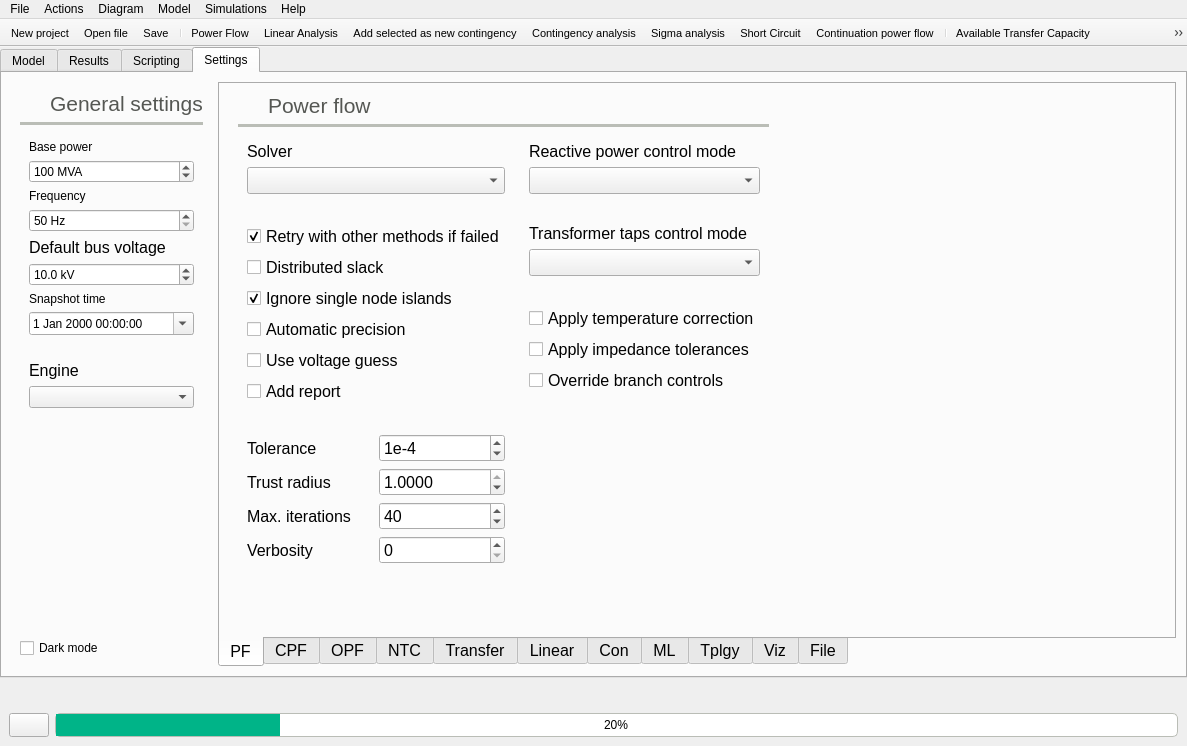
Qt form src/GridCal/Gui/Main/MainWindow.ui (SanPen/GridCal) before a commit.
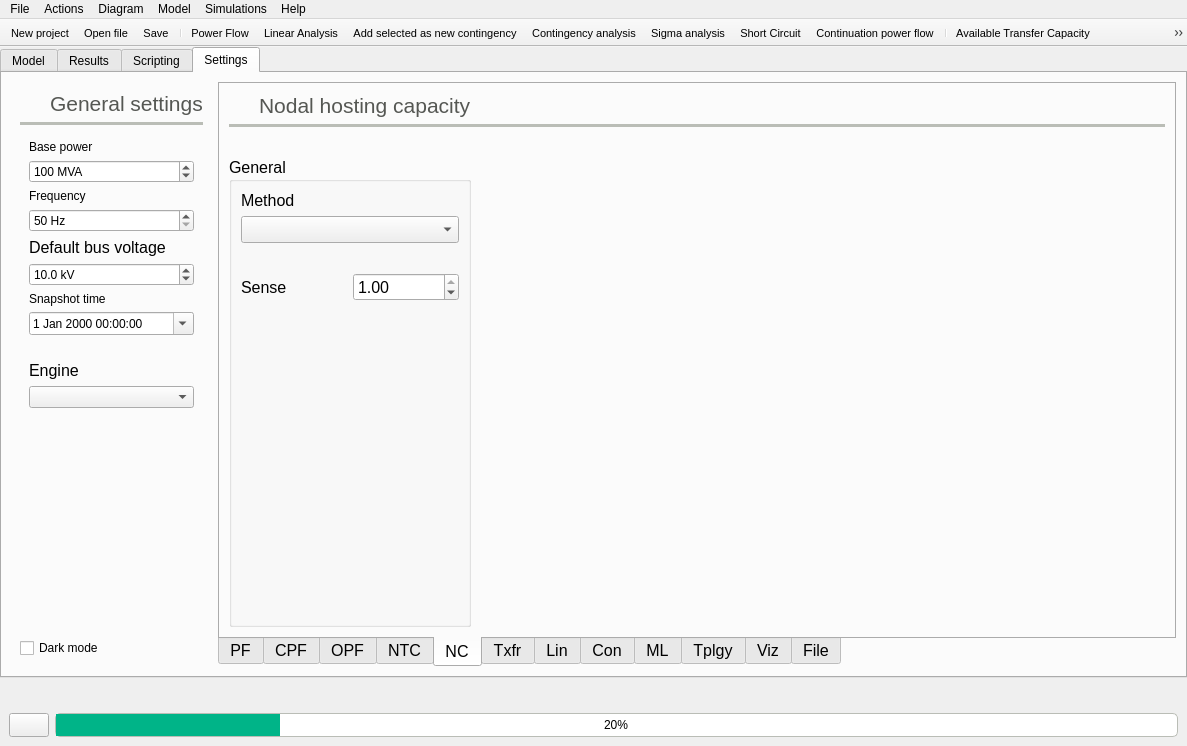
The same form after that commit. The open tabs and pages were chosen to show the change. Icons and pictures are not drawn.

Commit message: Coupled the UI with the nodal capacity calculation

```diff
--- a/src/GridCal/Gui/Main/MainWindow.ui
+++ b/src/GridCal/Gui/Main/MainWindow.ui
@@ -3883,13 +3883,252 @@
             </item>
            </layout>
           </widget>
-          <widget class="QWidget" name="tab">
+          <widget class="QWidget" name="nodal_capacity_tab">
+           <property name="toolTip">
+            <string>Nodal capacity hosting options</string>
+           </property>
+           <attribute name="icon">
+            <iconset resource="icons.qrc">
+             <normaloff>:/Icons/icons/nodal_capacity.svg</normaloff>:/Icons/icons/nodal_capacity.svg</iconset>
+           </attribute>
+           <attribute name="title">
+            <string>NC</string>
+           </attribute>
+           <layout class="QGridLayout" name="gridLayout_16">
+            <item row="0" column="0">
+             <widget class="QLabel" name="label_141">
+              <property name="minimumSize">
+               <size>
+                <width>24</width>
+                <height>24</height>
+               </size>
+              </property>
+              <property name="maximumSize">
+               <size>
+                <width>24</width>
+                <height>24</height>
+               </size>
+              </property>
+              <property name="text">
+               <string/>
+              </property>
+              <property name="pixmap">
+               <pixmap resource="icons.qrc">:/Icons/icons/nodal_capacity.svg</pixmap>
+              </property>
+              <property name="scaledContents">
+               <bool>true</bool>
+              </property>
+             </widget>
+            </item>
+            <item row="0" column="1">
+             <widget class="QLabel" name="label_140">
+              <property name="palette">
+               <palette>
+                <active>
+                 <colorrole role="WindowText">
+                  <brush brushstyle="SolidPattern">
+                   <color alpha="255">
+                    <red>85</red>
+                    <green>87</green>
+                    <blue>83</blue>
+                   </color>
+                  </brush>
+                 </colorrole>
+                </active>
+                <inactive>
+                 <colorrole role="WindowText">
+                  <brush brushstyle="SolidPattern">
+                   <color alpha="255">
+                    <red>85</red>
+                    <green>87</green>
+                    <blue>83</blue>
+                   </color>
+                  </brush>
+                 </colorrole>
+                </inactive>
+                <disabled>
+                 <colorrole role="WindowText">
+                  <brush brushstyle="SolidPattern">
+                   <color alpha="255">
+                    <red>190</red>
+                    <green>190</green>
+                    <blue>190</blue>
+                   </color>
+                  </brush>
+                 </colorrole>
+                </disabled>
+               </palette>
+              </property>
+              <property name="font">
+               <font>
+                <pointsize>16</pointsize>
+               </font>
+              </property>
+              <property name="toolTip">
+               <string>Select the solver in the OPF tab and the areas in the areas tab</string>
+              </property>
+              <property name="text">
+               <string>Nodal hosting capacity</string>
+              </property>
+             </widget>
+            </item>
+            <item row="1" column="0" colspan="3">
+             <widget class="Line" name="line_32">
+              <property name="palette">
+               <palette>
+                <active>
+                 <colorrole role="WindowText">
+                  <brush brushstyle="SolidPattern">
+                   <color alpha="255">
+                    <red>186</red>
+                    <green>189</green>
+                    <blue>182</blue>
+                   </color>
+                  </brush>
+                 </colorrole>
+                </active>
+                <inactive>
+                 <colorrole role="WindowText">
+                  <brush brushstyle="SolidPattern">
+                   <color alpha="255">
+                    <red>186</red>
+                    <green>189</green>
+                    <blue>182</blue>
+                   </color>
+                  </brush>
+                 </colorrole>
+                </inactive>
+                <disabled>
+                 <colorrole role="WindowText">
+                  <brush brushstyle="SolidPattern">
+                   <color alpha="255">
+                    <red>190</red>
+                    <green>190</green>
+                    <blue>190</blue>
+                   </color>
+                  </brush>
+                 </colorrole>
+                </disabled>
+               </palette>
+              </property>
+              <property name="frameShadow">
+               <enum>QFrame::Plain</enum>
+              </property>
+              <property name="lineWidth">
+               <number>4</number>
+              </property>
+              <property name="orientation">
+               <enum>Qt::Horizontal</enum>
+              </property>
+             </widget>
+            </item>
+            <item row="3" column="0" colspan="2">
+             <widget class="QGroupBox" name="groupBox_7">
+              <property name="title">
+               <string>General</string>
+              </property>
+              <layout class="QGridLayout" name="gridLayout_12">
+               <item row="3" column="0">
+                <widget class="QLabel" name="label_143">
+                 <property name="toolTip">
+                  <string>If the sense is positive, the algorithm will asses the maximum generation capacity in the selected nodes. If it is negative it will asses the maximum loading capacity in the selected nodes.</string>
+                 </property>
+                 <property name="statusTip">
+                  <string/>
+                 </property>
+                 <property name="text">
+                  <string>Sense</string>
+                 </property>
+                </widget>
+               </item>
+               <item row="3" column="1">
+                <widget class="QDoubleSpinBox" name="nodal_capacity_sense_SpinBox">
+                 <property name="toolTip">
+                  <string>If the sense is positive, the algorithm will asses the maximum generation capacity in the selected nodes. If it is negative it will asses the maximum loading capacity in the selected nodes.</string>
+                 </property>
+                 <property name="minimum">
+                  <double>-1.000000000000000</double>
+                 </property>
+                 <property name="maximum">
+                  <double>1.000000000000000</double>
+                 </property>
+                 <property name="value">
+                  <double>1.000000000000000</double>
+                 </property>
+                </widget>
+               </item>
+               <item row="0" column="0">
+                <widget class="QLabel" name="label_142">
+                 <property name="text">
+                  <string>Method</string>
+                 </property>
+                </widget>
+               </item>
+               <item row="1" column="0" colspan="2">
+                <widget class="QComboBox" name="nodal_capacity_method_comboBox">
+                 <property name="toolTip">
+                  <string>Optimization method to use</string>
+                 </property>
+                 <property name="statusTip">
+                  <string/>
+                 </property>
+                </widget>
+               </item>
+               <item row="4" column="0">
+                <spacer name="verticalSpacer_6">
+                 <property name="orientation">
+                  <enum>Qt::Vertical</enum>
+                 </property>
+                 <property name="sizeHint" stdset="0">
+                  <size>
+                   <width>20</width>
+                   <height>40</height>
+                  </size>
+                 </property>
+                </spacer>
+               </item>
+               <item row="2" column="0">
+                <widget class="QLabel" name="label_144">
+                 <property name="text">
+                  <string/>
+                 </property>
+                </widget>
+               </item>
+              </layout>
+             </widget>
+            </item>
+            <item row="3" column="2">
+             <spacer name="horizontalSpacer_4">
+              <property name="orientation">
+               <enum>Qt::Horizontal</enum>
+              </property>
+              <property name="sizeHint" stdset="0">
+               <size>
+                <width>630</width>
+                <height>20</height>
+               </size>
+              </property>
+             </spacer>
+            </item>
+            <item row="2" column="0" colspan="2">
+             <widget class="QLabel" name="label_145">
+              <property name="text">
+               <string/>
+              </property>
+             </widget>
+            </item>
+           </layout>
+          </widget>
+          <widget class="QWidget" name="transfer_tab">
+           <property name="toolTip">
+            <string>Area transfer settings</string>
+           </property>
            <attribute name="icon">
             <iconset resource="icons.qrc">
              <normaloff>:/Icons/icons/area_transfer.svg</normaloff>:/Icons/icons/area_transfer.svg</iconset>
            </attribute>
            <attribute name="title">
-            <string>Transfer</string>
+            <string>Txfr</string>
            </attribute>
            <attribute name="toolTip">
             <string>Area, Zone, etc related settings</string>
@@ -4086,7 +4325,7 @@
              <normaloff>:/Icons/icons/ptdf.svg</normaloff>:/Icons/icons/ptdf.svg</iconset>
            </attribute>
            <attribute name="title">
-            <string>Linear</string>
+            <string>Lin</string>
            </attribute>
            <attribute name="toolTip">
             <string>Linear calculations related settings</string>
```
Left out of the diff: 65 changed lines with no effect on the pictures. The commit also changes 11 other files.
